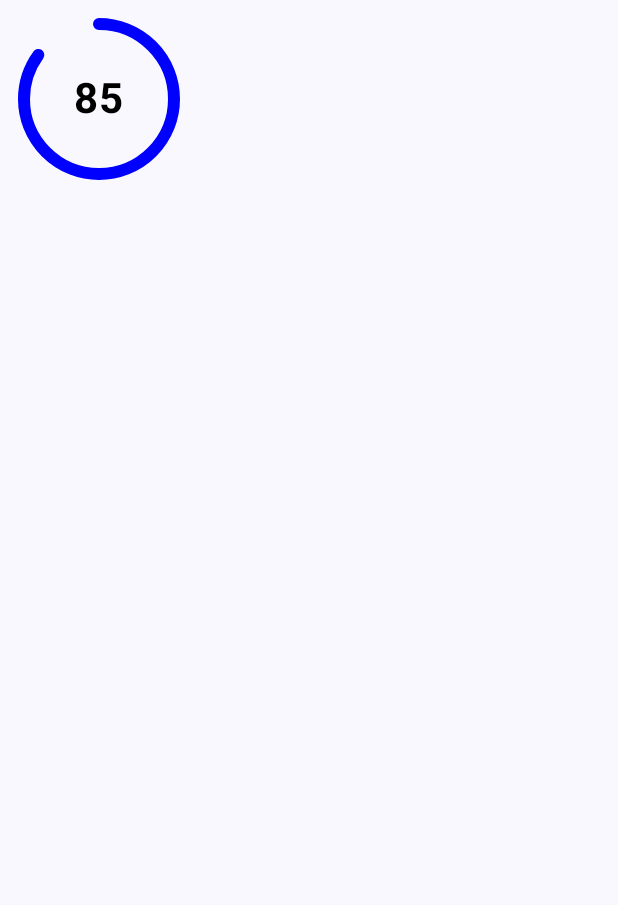
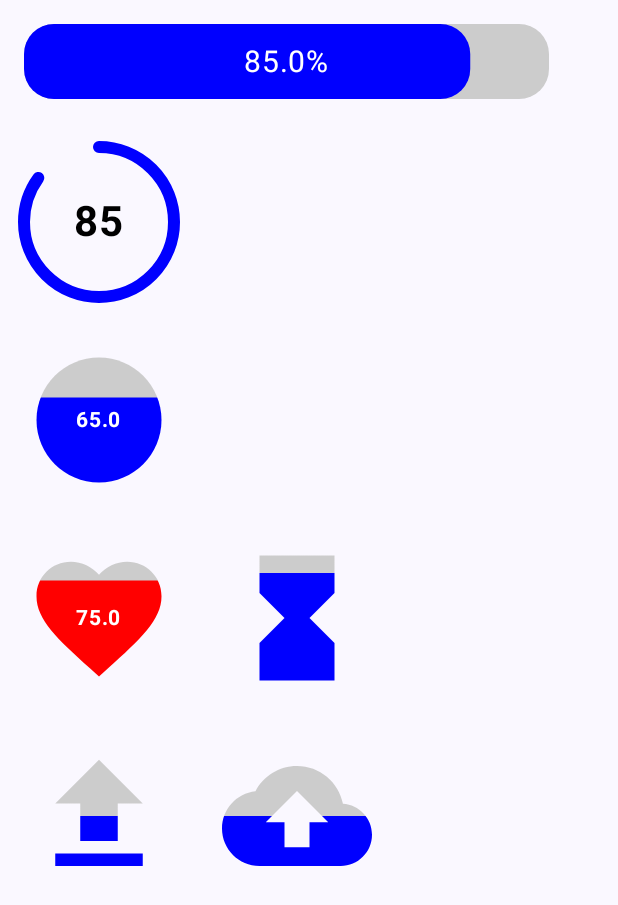
Before and after one commit to shubhasai/MsProgressView, an Android app built with Jetpack Compose: the screen it shows after launch (MainActivity), on a phone screen of 412 x 824 dp. Shown: the top 905 px of the screen. Run offline under Robolectric (Android 15) with nearby library versions, the phone set to English and light mode, and no system bars.

Commit message:
Version:1.0.3 Fill Progress with Animation Added

```diff
--- a/app/build.gradle
+++ b/app/build.gradle
@@ -65,5 +65,5 @@ dependencies {
     debugImplementation 'androidx.compose.ui:ui-tooling'
     debugImplementation 'androidx.compose.ui:ui-test-manifest'
     implementation 'com.github.shubhasai:MsProgressView:1.0.2'
-
+    implementation project(':progress-view')
 }
--- a/app/src/main/java/com/shubhasai/progressview/MainActivity.kt
+++ b/app/src/main/java/com/shubhasai/progressview/MainActivity.kt
@@ -3,16 +3,28 @@ package com.shubhasai.progressview
 import android.os.Bundle
 import androidx.activity.ComponentActivity
 import androidx.activity.compose.setContent
+import androidx.compose.foundation.layout.Arrangement
 import androidx.compose.foundation.layout.Column
 import androidx.compose.foundation.layout.Row
+import androidx.compose.foundation.layout.aspectRatio
 import androidx.compose.foundation.layout.fillMaxSize
 import androidx.compose.foundation.layout.padding
+import androidx.compose.foundation.layout.size
+import androidx.compose.foundation.lazy.grid.LazyVerticalGrid
 import androidx.compose.material3.MaterialTheme
 import androidx.compose.material3.Surface
 import androidx.compose.ui.Modifier
+import androidx.compose.ui.graphics.Color
+import androidx.compose.ui.graphics.drawscope.Fill
 import androidx.compose.ui.unit.dp
+import androidx.compose.ui.unit.sp
+import com.shubhasai.progress_view.CircularFillProgress
 import com.shubhasai.progress_view.CircularProgress
+import com.shubhasai.progress_view.CloudUploadFillProgress
+import com.shubhasai.progress_view.HeartFillProgress
 import com.shubhasai.progress_view.HorizontalProgress
+import com.shubhasai.progress_view.HourGlassFillProgress
+import com.shubhasai.progress_view.UploadFillProgress
 import com.shubhasai.progressview.ui.theme.ProgressViewTheme
 
 class MainActivity : ComponentActivity() {
@@ -25,11 +37,42 @@ class MainActivity : ComponentActivity() {
                     modifier = Modifier.fillMaxSize(),
                     color = MaterialTheme.colorScheme.background
                 ) {
-                    Column() {
+                    Column {
+                        HorizontalProgress(percentage =0.85f,
+                            number = 100,
+                            modifier = Modifier
+                                .padding(16.dp))
                         CircularProgress(percentage =0.85f,
                             number = 100,
                             modifier = Modifier
                             .padding(16.dp))
+
+                        CircularFillProgress(percentage = 0.65f, number =100, viewSize = 100.dp,
+                            modifier = Modifier
+                                .padding(16.dp)
+                                .size(100.dp), textColor = Color.White, fillColor = Color.Blue, fontSize = 14.sp, animDuration = 2000)
+                        Row() {
+                            HeartFillProgress(percentage = 0.75f, number =100, viewSize = 100.dp,
+                                modifier = Modifier
+                                    .padding(16.dp)
+                                    .size(100.dp), fontSize = 14.sp, textColor = Color.White, fillColor = Color.Red, animDuration = 2000)
+                            HourGlassFillProgress(percentage = 0.8f, viewSize = 100.dp,
+                                modifier = Modifier
+                                    .padding(16.dp)
+                                    .size(100.dp), animDuration = 2000)
+                        }
+                        Row() {
+                            UploadFillProgress(percentage = 0.5f, viewSize = 100.dp,
+                                modifier = Modifier
+                                    .padding(16.dp)
+                                    .size(100.dp), animDuration = 2000)
+                            CloudUploadFillProgress(percentage = 0.5f, viewSize = 100.dp,
+                                modifier = Modifier
+                                    .padding(16.dp)
+                                    .size(100.dp), animDuration = 2000)
+                        }
+
+
                     }
 
                 }
--- a/progress-view/build.gradle
+++ b/progress-view/build.gradle
@@ -9,7 +9,7 @@ android {
     compileSdk 33
 
     defaultConfig {
-        minSdk 16
+        minSdk 21
         targetSdk 33
 
         testInstrumentationRunner "androidx.test.runner.AndroidJUnitRunner"
@@ -53,7 +53,7 @@ afterEvaluate {
                 from components.release
                 groupId = 'com.github.shubhasai'
                 artifactId = 'MsProgressView'
-                version = '1.0.2'
+                version = '1.0.3'
             }
         }
     }
--- /dev/null
+++ b/progress-view/src/main/java/com/shubhasai/progress_view/FillProgress.kt
@@ -0,0 +1,366 @@
+package com.shubhasai.progress_view
+
+import androidx.compose.animation.core.animateFloatAsState
+import androidx.compose.animation.core.tween
+import androidx.compose.foundation.layout.Box
+import androidx.compose.foundation.layout.Column
+import androidx.compose.foundation.layout.size
+import androidx.compose.material3.Icon
+import androidx.compose.material3.Text
+import androidx.compose.runtime.Composable
+import androidx.compose.runtime.LaunchedEffect
+import androidx.compose.runtime.getValue
+import androidx.compose.runtime.mutableStateOf
+import androidx.compose.runtime.remember
+import androidx.compose.runtime.setValue
+import androidx.compose.ui.Alignment
+import androidx.compose.ui.Modifier
+import androidx.compose.ui.draw.drawWithContent
+import androidx.compose.ui.geometry.Offset
+import androidx.compose.ui.geometry.Size
+import androidx.compose.ui.graphics.BlendMode
+import androidx.compose.ui.graphics.Color
+import androidx.compose.ui.graphics.nativeCanvas
+import androidx.compose.ui.graphics.painter.Painter
+import androidx.compose.ui.res.painterResource
+import androidx.compose.ui.text.font.FontWeight
+import androidx.compose.ui.unit.Dp
+import androidx.compose.ui.unit.TextUnit
+import androidx.compose.ui.unit.dp
+import androidx.compose.ui.unit.sp
+
+@Composable
+fun CircularFillProgress(
+    modifier: Modifier = Modifier,
+    percentage: Float,
+    number: Int,
+    fontSize: TextUnit = 28.sp,
+    viewSize: Dp = 50.dp,
+    color: Color = Color.LightGray,
+    animDuration: Int = 1000,
+    animDelay: Int = 0,
+    textColor: Color = Color.Black,
+    fillColor: Color = Color.Blue,
+) {
+    var animationPlayed by remember {
+        mutableStateOf( false)
+    }
+    val curPercentage = animateFloatAsState (
+        targetValue = if(animationPlayed) percentage else 0f,
+        animationSpec = tween (
+            durationMillis = animDuration,
+            delayMillis = animDelay
+        )
+    )
+    //To make sure that animation is played once
+    LaunchedEffect (key1 = true) {
+        animationPlayed = true
+    }
+    Box (
+        modifier = modifier.size(viewSize)
+    ) {
+        val vectorRes2: Painter = painterResource(id = R.drawable.ms_circle)
+        Icon(
+            vectorRes2,
+            modifier = Modifier
+                .drawWithContent {
+                    val height = size.height * curPercentage.value
+
+                    with(drawContext.canvas.nativeCanvas) {
+                        val checkPoint = saveLayer(null, null)
+
+                        val totalHeight = size.height
+                        val filledHeight = totalHeight * curPercentage.value
+
+                        // Destination
+                        drawContent()
+
+                        // Source
+                        drawRect(
+                            fillColor,
+                            topLeft = Offset(0f, totalHeight - height),
+                            size = Size(size.width, height),
+                            blendMode = BlendMode.SrcIn
+
+                        )
+
+                        restoreToCount(checkPoint)
+
+                    }
+                }
+                .size(viewSize),
+            contentDescription = null,
+            tint = color
+        )
+        Text(
+            text = "${number*percentage}",
+            color = textColor,
+            fontSize = fontSize,
+            fontWeight = FontWeight.Bold,
+            modifier = Modifier.align(Alignment.Center)
+        )
+    }
+}
+
+@Composable
+fun HeartFillProgress(
+    modifier: Modifier = Modifier,
+    percentage: Float,
+    number: Int,
+    fontSize: TextUnit = 28.sp,
+    viewSize: Dp = 50.dp,
+    color: Color = Color.LightGray,
+    animDuration: Int = 1000,
+    animDelay: Int = 0,
+    textColor: Color = Color.Black,
+    fillColor: Color = Color.Blue,
+) {
+    var animationPlayed by remember {
+        mutableStateOf( false)
+    }
+    val curPercentage = animateFloatAsState (
+        targetValue = if(animationPlayed) percentage else 0f,
+        animationSpec = tween (
+            durationMillis = animDuration,
+            delayMillis = animDelay
+        )
+    )
+    //To make sure that animation is played once
+    LaunchedEffect (key1 = true) {
+        animationPlayed = true
+    }
+    Box (
+        modifier = modifier.size(viewSize)
+    ) {
+        val vectorRes2: Painter = painterResource(id = R.drawable.ms_heart)
+        Icon(
+            vectorRes2,
+            modifier = Modifier
+                .drawWithContent {
+                    val height = size.height * curPercentage.value
+
+                    with(drawContext.canvas.nativeCanvas) {
+                        val checkPoint = saveLayer(null, null)
+
+                        val totalHeight = size.height
+                        val filledHeight = totalHeight * curPercentage.value
+
+                        // Destination
+                        drawContent()
+
+                        // Source
+                        drawRect(
+                            fillColor,
+                            topLeft = Offset(0f, totalHeight - height),
+                            size = Size(size.width, height),
+                            blendMode = BlendMode.SrcIn
+
+                        )
+
+                        restoreToCount(checkPoint)
+
+                    }
+                }
+                .size(viewSize),
+            contentDescription = null,
+            tint = color
+        )
+        Text(
+            text = "${number*percentage}",
+            color = textColor,
+            fontSize = fontSize,
+            fontWeight = FontWeight.Bold,
+            modifier = Modifier.align(Alignment.Center)
+        )
+    }
+}
+
+@Composable
+fun HourGlassFillProgress(
+    modifier: Modifier = Modifier,
+    percentage: Float,
+    viewSize: Dp = 50.dp,
+    color: Color = Color.LightGray,
+    animDuration: Int = 1000,
+    animDelay: Int = 0,
+    fillColor: Color = Color.Blue,
+) {
+    var animationPlayed by remember {
+        mutableStateOf( false)
+    }
+    val curPercentage = animateFloatAsState (
+        targetValue = if(animationPlayed) percentage else 0f,
+        animationSpec = tween (
+            durationMillis = animDuration,
+            delayMillis = animDelay
+        )
+    )
+    //To make sure that animation is played once
+    LaunchedEffect (key1 = true) {
+        animationPlayed = true
+    }
+    Box (
+        modifier = modifier.size(viewSize)
+    ) {
+        val vectorRes2: Painter = painterResource(id = R.drawable.ms_hourglass)
+        Icon(
+            vectorRes2,
+            modifier = Modifier
+                .drawWithContent {
+                    val height = size.height * curPercentage.value
+
+                    with(drawContext.canvas.nativeCanvas) {
+                        val checkPoint = saveLayer(null, null)
+
+                        val totalHeight = size.height
+                        val filledHeight = totalHeight * curPercentage.value
+
+                        // Destination
+                        drawContent()
+
+                        // Source
+                        drawRect(
+                            fillColor,
+                            topLeft = Offset(0f, totalHeight - height),
+                            size = Size(size.width, height),
+                            blendMode = BlendMode.SrcIn
+
+                        )
+
+                        restoreToCount(checkPoint)
+
+                    }
+                }
+                .size(viewSize),
+            contentDescription = null,
+            tint = color
+        )
+    }
+}
+
+@Composable
+fun UploadFillProgress(
+    modifier: Modifier = Modifier,
+    percentage: Float,
+    viewSize: Dp = 50.dp,
+    color: Color = Color.LightGray,
+    animDuration: Int = 1000,
+    animDelay: Int = 0,
+    fillColor: Color = Color.Blue,
+) {
+    var animationPlayed by remember {
+        mutableStateOf( false)
+    }
+    val curPercentage = animateFloatAsState (
+        targetValue = if(animationPlayed) percentage else 0f,
+        animationSpec = tween (
+            durationMillis = animDuration,
+            delayMillis = animDelay
+        )
+    )
+    //To make sure that animation is played once
+    LaunchedEffect (key1 = true) {
+        animationPlayed = true
+    }
+    Box (
+        modifier = modifier.size(viewSize)
+    ) {
+        val vectorRes2: Painter = painterResource(id = R.drawable.ms_upload)
+        Icon(
+            vectorRes2,
+            modifier = Modifier
+                .drawWithContent {
+                    val height = size.height * curPercentage.value
+
+                    with(drawContext.canvas.nativeCanvas) {
+                        val checkPoint = saveLayer(null, null)
+
+                        val totalHeight = size.height
+                        val filledHeight = totalHeight * curPercentage.value
+
+                        // Destination
+                        drawContent()
+
+                        // Source
+                        drawRect(
+                            fillColor,
+                            topLeft = Offset(0f, totalHeight - height),
+                            size = Size(size.width, height),
+                            blendMode = BlendMode.SrcIn
+
+                        )
+
+                        restoreToCount(checkPoint)
+
+                    }
+                }
+                .size(viewSize),
+            contentDescription = null,
+            tint = color
+        )
+
+    }
+}
+
+@Composable
+fun CloudUploadFillProgress(
+    modifier: Modifier = Modifier,
+    percentage: Float,
+    viewSize: Dp = 50.dp,
+    color: Color = Color.LightGray,
+    animDuration: Int = 1000,
+    animDelay: Int = 0,
+    fillColor: Color = Color.Blue,
+) {
+    var animationPlayed by remember {
+        mutableStateOf( false)
+    }
+    val curPercentage = animateFloatAsState (
+        targetValue = if(animationPlayed) percentage else 0f,
+        animationSpec = tween (
+            durationMillis = animDuration,
+            delayMillis = animDelay
+        )
+    )
+    //To make sure that animation is played once
+    LaunchedEffect (key1 = true) {
+        animationPlayed = true
+    }
+    Box (
+        modifier = modifier.size(viewSize)
+    ) {
+        val vectorRes2: Painter = painterResource(id = R.drawable.ms_cloudupload)
+        Icon(
+            vectorRes2,
+            modifier = Modifier
+                .drawWithContent {
+                    val height = size.height * curPercentage.value
+
+                    with(drawContext.canvas.nativeCanvas) {
+                        val checkPoint = saveLayer(null, null)
+
+                        val totalHeight = size.height
+                        val filledHeight = totalHeight * curPercentage.value
+
+                        // Destination
+                        drawContent()
+
+                        // Source
+                        drawRect(
+                            fillColor,
+                            topLeft = Offset(0f, totalHeight - height),
+                            size = Size(size.width, height),
+                            blendMode = BlendMode.SrcIn
+
+                        )
+
+                        restoreToCount(checkPoint)
+
+                    }
+                }
+                .size(viewSize),
+            contentDescription = null,
+            tint = color
+        )
+    }
+}
--- /dev/null
+++ b/progress-view/src/main/res/drawable/ms_circle.xml
@@ -0,0 +1,5 @@
+<vector android:height="24dp" android:tint="#040442"
+    android:viewportHeight="24" android:viewportWidth="24"
+    android:width="24dp" xmlns:android="http://schemas.android.com/apk/res/android">
+    <path android:fillColor="@android:color/white" android:pathData="M12,2C6.47,2 2,6.47 2,12s4.47,10 10,10 10,-4.47 10,-10S17.53,2 12,2z"/>
+</vector>
--- /dev/null
+++ b/progress-view/src/main/res/drawable/ms_cloudupload.xml
@@ -0,0 +1,5 @@
+<vector android:height="24dp" android:tint="#040442"
+    android:viewportHeight="24" android:viewportWidth="24"
+    android:width="24dp" xmlns:android="http://schemas.android.com/apk/res/android">
+    <path android:fillColor="@android:color/white" android:pathData="M19.35,10.04C18.67,6.59 15.64,4 12,4 9.11,4 6.6,5.64 5.35,8.04 2.34,8.36 0,10.91 0,14c0,3.31 2.69,6 6,6h13c2.76,0 5,-2.24 5,-5 0,-2.64 -2.05,-4.78 -4.65,-4.96zM14,13v4h-4v-4H7l5,-5 5,5h-3z"/>
+</vector>
--- /dev/null
+++ b/progress-view/src/main/res/drawable/ms_heart.xml
@@ -0,0 +1,5 @@
+<vector android:height="24dp" android:tint="#040442"
+    android:viewportHeight="24" android:viewportWidth="24"
+    android:width="24dp" xmlns:android="http://schemas.android.com/apk/res/android">
+    <path android:fillColor="@android:color/white" android:pathData="M12,21.35l-1.45,-1.32C5.4,15.36 2,12.28 2,8.5 2,5.42 4.42,3 7.5,3c1.74,0 3.41,0.81 4.5,2.09C13.09,3.81 14.76,3 16.5,3 19.58,3 22,5.42 22,8.5c0,3.78 -3.4,6.86 -8.55,11.54L12,21.35z"/>
+</vector>
--- /dev/null
+++ b/progress-view/src/main/res/drawable/ms_hourglass.xml
@@ -0,0 +1,5 @@
+<vector android:height="24dp" android:tint="#040442"
+    android:viewportHeight="24" android:viewportWidth="24"
+    android:width="24dp" xmlns:android="http://schemas.android.com/apk/res/android">
+    <path android:fillColor="@android:color/white" android:pathData="M6,2v6h0.01L6,8.01 10,12l-4,4 0.01,0.01H6V22h12v-5.99h-0.01L18,16l-4,-4 4,-3.99 -0.01,-0.01H18V2H6z"/>
+</vector>
--- /dev/null
+++ b/progress-view/src/main/res/drawable/ms_upload.xml
@@ -0,0 +1,5 @@
+<vector android:height="24dp" android:tint="#040442"
+    android:viewportHeight="24" android:viewportWidth="24"
+    android:width="24dp" xmlns:android="http://schemas.android.com/apk/res/android">
+    <path android:fillColor="@android:color/white" android:pathData="M5,20h14v-2H5V20zM5,10h4v6h6v-6h4l-7,-7L5,10z"/>
+</vector>
```
